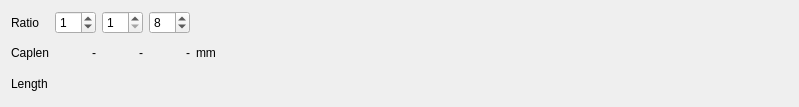
First picture: the form in src/swapsegmentwidget.ui, repository hobrasoft/simul6, before the edit.
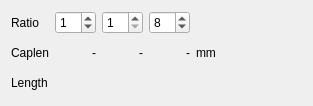
Second picture: the form after the edit. Custom widgets are drawn as their Qt base class.

Patch:
```diff
--- a/src/swapsegmentwidget.ui
+++ b/src/swapsegmentwidget.ui
@@ -6,10 +6,16 @@
    <rect>
     <x>0</x>
     <y>0</y>
-    <width>799</width>
-    <height>107</height>
+    <width>313</width>
+    <height>106</height>
    </rect>
   </property>
+  <property name="sizePolicy">
+   <sizepolicy hsizetype="Preferred" vsizetype="Minimum">
+    <horstretch>0</horstretch>
+    <verstretch>0</verstretch>
+   </sizepolicy>
+  </property>
   <property name="windowTitle">
    <string>Form</string>
   </property>
```
